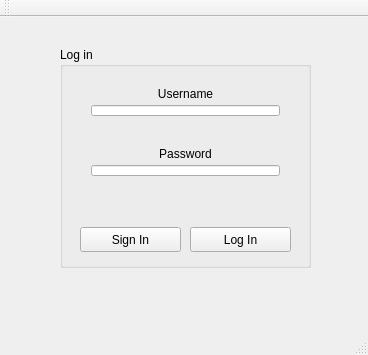
This is proyecto_final/Leds_App/leds.ui in alexanderDz/Alse as Qt 5 draws it before an edit. The edited form follows.
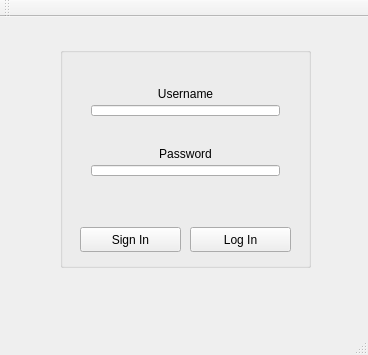
This is the edited form.

```diff
--- a/proyecto_final/Leds_App/leds.ui
+++ b/proyecto_final/Leds_App/leds.ui
@@ -36,7 +36,7 @@
      </rect>
     </property>
     <property name="title">
-     <string>Log in</string>
+     <string/>
     </property>
     <widget class="QPushButton" name="_cmdLog_in">
      <property name="geometry">
```
